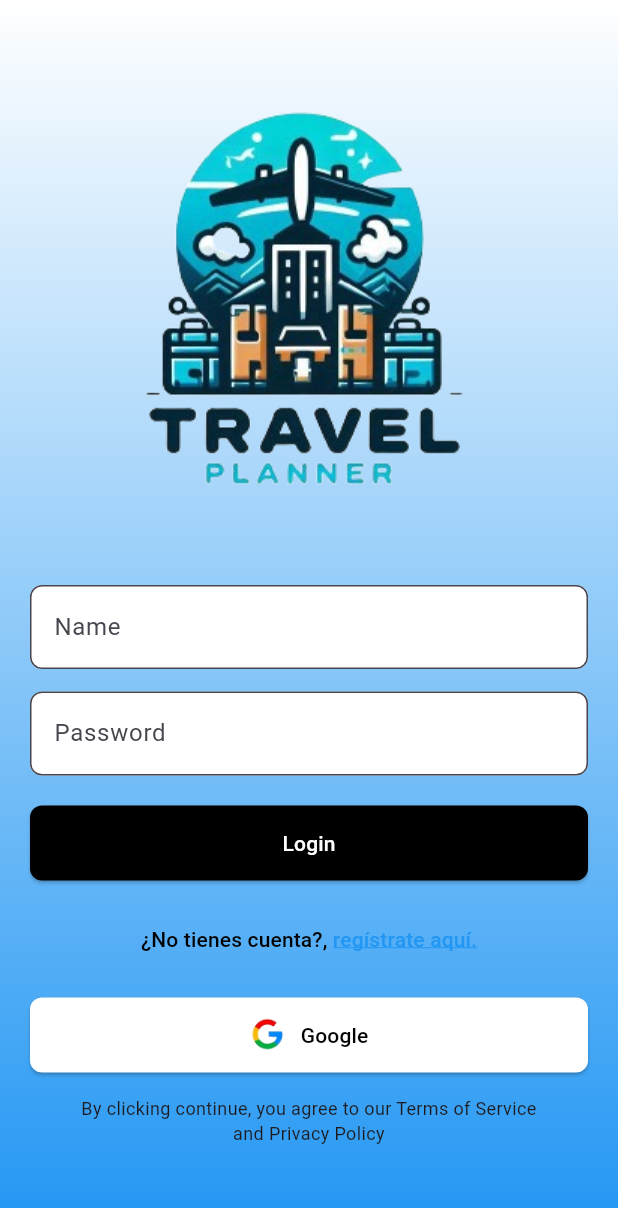
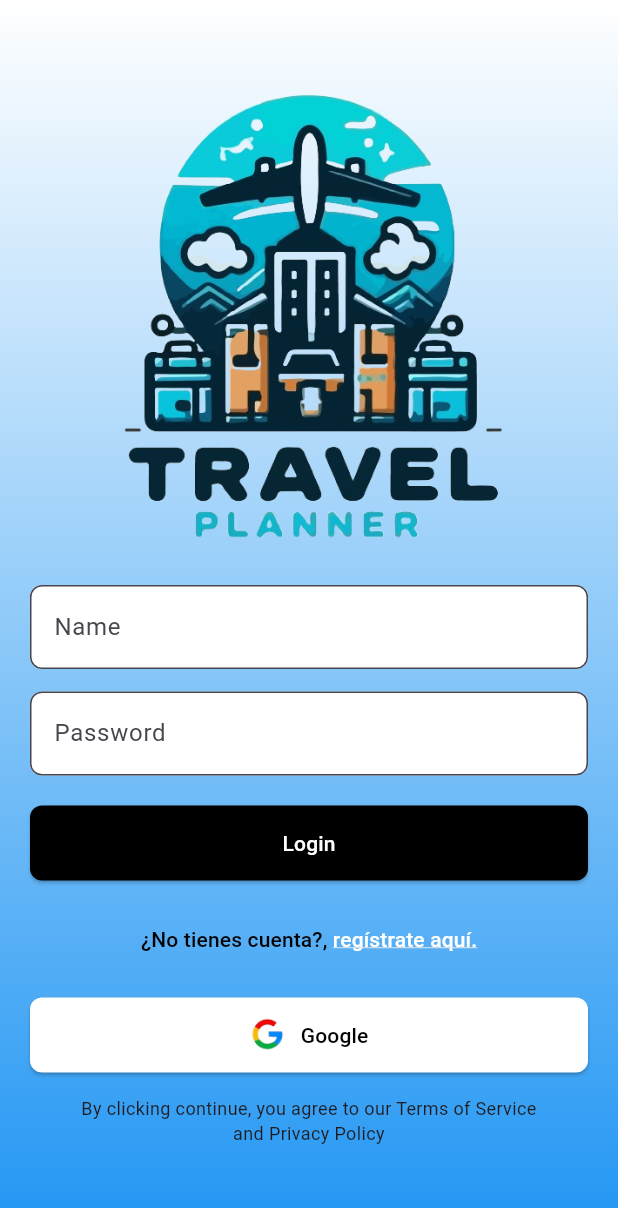
Before and after one commit to AdiGalvan/TRAVEL-PLANNER, a Flutter app: the screen it shows after launch, on a phone screen of 412 x 824 dp. Shown: the top 1208 px of the screen. Run offline on Flutter 3.47's test engine with Material 3 defaults, Android fonts, the phone set to English and light mode, and no system bars; our stand-ins replace carousel_slider.

Commit message:
cambios del loguin

```diff
--- a/travel_planner/lib/Registro/Registro.dart
+++ b/travel_planner/lib/Registro/Registro.dart
@@ -91,9 +91,9 @@ class _RegistrationScreenState extends State<RegistrationScreen> {
                 crossAxisAlignment: CrossAxisAlignment.stretch,
                 children: <Widget>[
                   Image.asset(
-                    'assets/logotra.png',
-                    width: 150,
-                    height: 150,
+                    'assets/logo.png',
+                    width: 300,
+                    height: 300,
                   ),
                   SizedBox(height: 30),
                   // Campo de texto para el nombre
--- a/travel_planner/lib/login/login_screen.dart
+++ b/travel_planner/lib/login/login_screen.dart
@@ -48,7 +48,7 @@ class LoginScreen extends StatelessWidget {
                 children: [
                   // Logo at the top of the form.
                   Image.asset(
-                    'assets/logotra.png',
+                    'assets/logo.png',
                     width: 300,
                     height: 300,
                   ),
@@ -93,7 +93,7 @@ class LoginScreen extends StatelessWidget {
                   ),
                   SizedBox(height: 20),
                   // ElevatedButton to handle login action.
-                  /* ElevatedButton(
+                  /** ElevatedButton(
                     onPressed: () {
                       if (_formKey.currentState?.validate() == true) {
                         _navigateToHome(
@@ -142,9 +142,10 @@ class LoginScreen extends StatelessWidget {
                           TextSpan(
                             text: 'regístrate aquí.',
                             style: TextStyle(
-                              color: Colors.blue,
+                              color: Color.fromARGB(255, 255, 255, 255),
                               decoration: TextDecoration.underline,
-                              decorationColor: Colors.blue,
+                              decorationColor:
+                                  Color.fromARGB(255, 230, 230, 230),
                             ),
                           ),
                         ],
--- a/travel_planner/pubspec.yaml
+++ b/travel_planner/pubspec.yaml
@@ -58,6 +58,10 @@ flutter:
     - assets/logotra.png
     - assets/googlel.png
     - assets/avion.jpg
+    - assets/logo.png
+    - assets/trip_image1.png
+    - assets/trip_image2.png
+    - assets/trip_image3.png
     #- https://concepto.de/wp-content/uploads/2023/01/avion.jpg
 
   # The following line ensures that the Material Icons font is
```
Also changed, not shown: travel_planner/lib/Home/Home.dart (+30 -9 lines), travel_planner/assets/logo.png (added), travel_planner/assets/logo.svg (added), travel_planner/assets/trip_image2.png (added), travel_planner/assets/trip_image3.png (added), travel_planner/pubspec.lock, 1 other file.
